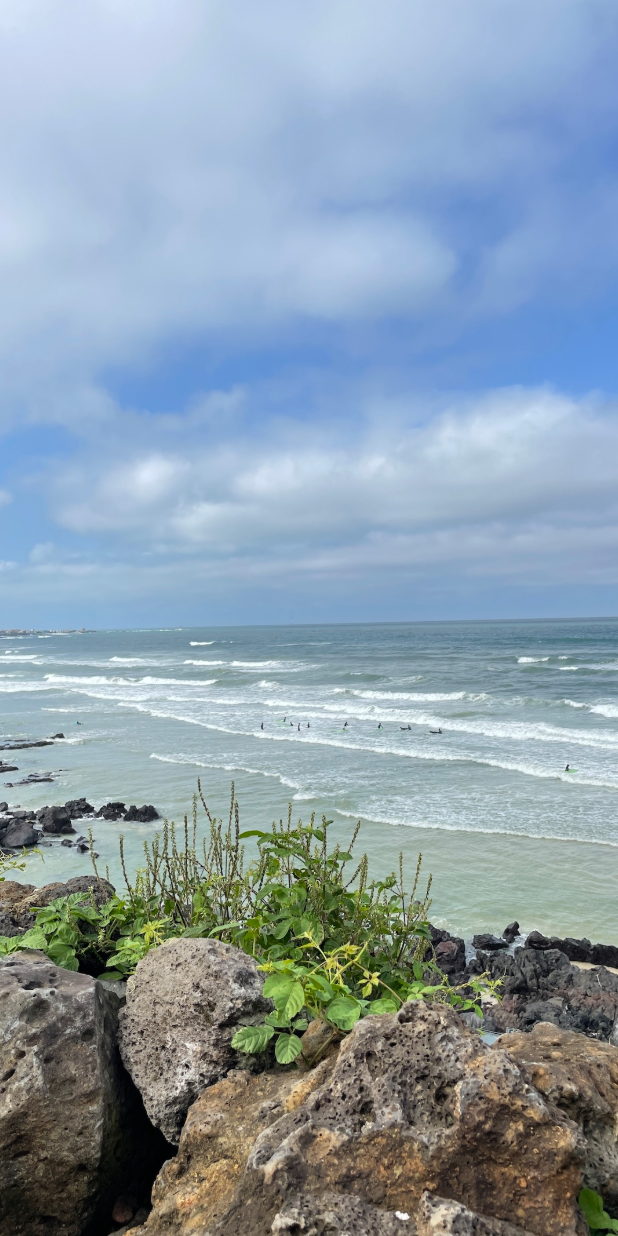
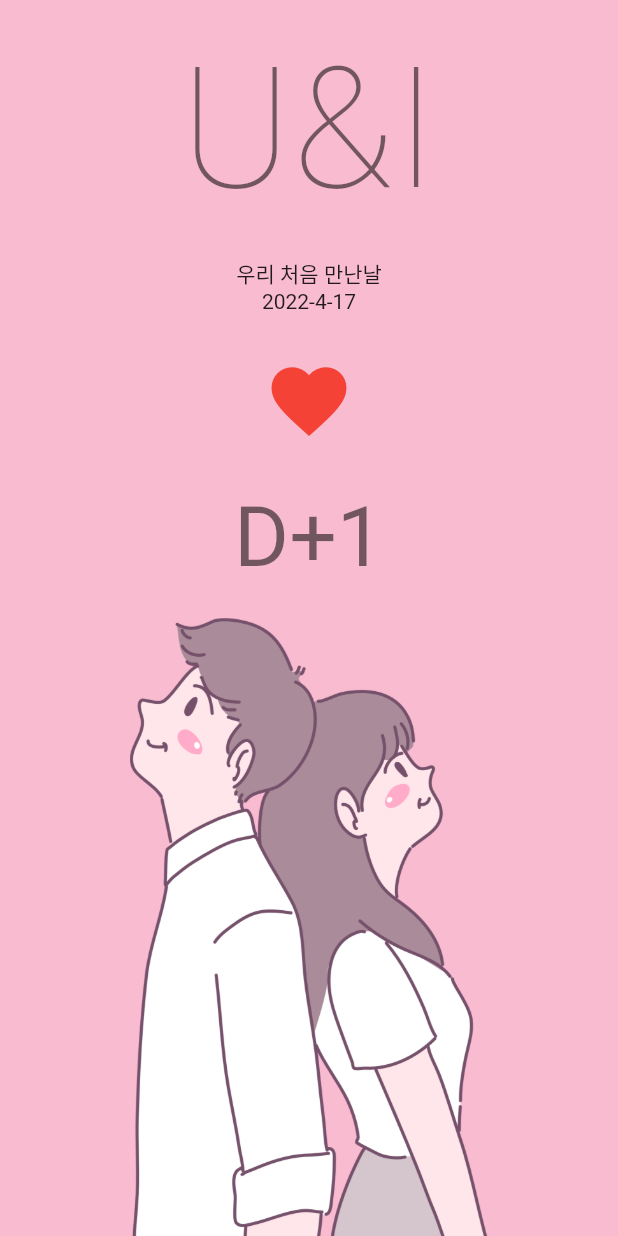
Before and after one commit to kmj980521/flutter_simple_projects, a Flutter app: the screen it shows after launch, on a phone screen of 412 x 824 dp. Run offline on Flutter 3.47's test engine with Material 2 defaults, Android fonts, the phone set to English and light mode, and no system bars; our stand-ins replace webview_flutter.

Commit message:
datePicker

```diff
--- /dev/null
+++ b/lib/ch4_U&I/datePicker.dart
@@ -0,0 +1,118 @@
+import 'package:flutter/cupertino.dart';
+import 'package:flutter/material.dart';
+
+class UAndI extends StatefulWidget {
+  const UAndI({Key? key}) : super(key: key);
+
+  @override
+  State<UAndI> createState() => _UAndIState();
+}
+
+class _UAndIState extends State<UAndI> {
+  DateTime selectedDate = DateTime(
+    DateTime.now().year,
+    DateTime.now().month,
+    DateTime.now().day,
+  );
+  @override
+  Widget build(BuildContext context) {
+    return Scaffold(
+      backgroundColor: Colors.pink[100],
+      body: SafeArea(
+        child: Container(
+          width: MediaQuery.of(context).size.width,
+          child:Column(
+            children: [
+              _TopPart(
+                selectedDate: selectedDate,
+                onPressed: onHeartPressed,
+              ),
+              _BottomPart(),
+            ],
+          ),
+        ),
+      ),
+    );
+  }
+  onHeartPressed(){
+    final DateTime now = DateTime.now();
+      //dialog
+      showCupertinoDialog(context: context, barrierDismissible: true, builder: (BuildContext context){
+        return Align(
+          alignment: Alignment.bottomCenter,
+          child: Container(
+            color: Colors.white,
+            height: 300.0,
+            child: CupertinoDatePicker(
+              mode: CupertinoDatePickerMode.date,
+              initialDateTime: selectedDate, // 초기 Date Time. DatePicker가 처음 실행됐을 때 초기 설정 값
+              maximumDate: DateTime(
+                  now.year,
+                  now.month,
+                  now.day
+              ), //최대 날짜 설정 값
+              onDateTimeChanged: (DateTime date){
+                setState(() {
+                  selectedDate = date;
+                });
+              },
+            ),
+          ),
+        );
+      });
+    }
+}
+
+
+class _TopPart extends StatelessWidget {
+  final DateTime selectedDate;
+  final VoidCallback onPressed;
+
+  _TopPart({required this.selectedDate, required this.onPressed, Key? key}) : super(key:key);
+  @override
+  Widget build(BuildContext context) {
+    final now = DateTime.now();
+    final theme = Theme.of(context);
+    final textTheme = theme.textTheme;
+    return Expanded(
+      child: Column(
+        mainAxisAlignment: MainAxisAlignment.spaceEvenly,
+        children: [
+          Text('U&I',style: theme.textTheme.headline1,),
+          Column(
+            children: [
+              Text('우리 처음 만난날',style:textTheme.bodyText1),
+              Text('${selectedDate.year}-${selectedDate.month}-${selectedDate.day}',style: textTheme.bodyText2,),
+            ],
+          ),
+
+          IconButton(
+            iconSize: 60,
+            onPressed: onPressed,
+            icon: Icon(
+              Icons.favorite,
+              color: Colors.red,
+            ),
+          ),
+          Text('D+${
+            DateTime(
+              now.year,
+              now.month,
+              now.day,
+            ).difference(selectedDate).inDays + 1
+          }',style: textTheme.headline2,)
+        ],
+      ),
+    );
+  }
+}
+
+
+class _BottomPart extends StatelessWidget {
+  const _BottomPart({Key? key}) : super(key: key);
+
+  @override
+  Widget build(BuildContext context) {
+    return Expanded(child: Image.asset('asset/img/middle_image.png',));
+  }
+}
--- a/lib/main.dart
+++ b/lib/main.dart
@@ -4,10 +4,11 @@ import 'package:webview_flutter/webview_flutter.dart';
 import 'ch1_splash_screen/homeScreen.dart';
 import 'ch2_webview/webView.dart';
 import 'ch3_picture_frame/pictureFrame.dart';
+import 'ch4_U&I/datePicker.dart';
 
 void main() {
   runApp(MaterialApp(
     debugShowCheckedModeBanner: false,
-    home: PictureFrame(),
+    home: UAndI(),
   ));
 }
--- a/pubspec.yaml
+++ b/pubspec.yaml
@@ -56,7 +56,9 @@ flutter:
       fonts:
         - asset: asset/font/Sunflower-Light.ttf
         - asset: asset/font/Sunflower-Medium.ttf
+          weight: 500
         - asset: asset/font/Sunflower-Bold.ttf
+          weight: 700
   # To add assets to your application, add an assets section, like this:
   # assets:
   #   - images/a_dot_burr.jpeg
```
Also changed, not shown: lib/ch4_U&I/datePickerThemeMain.dart (added, +34 -0 lines), lib/ch4_U&I/memo.txt (added, +59 -0 lines), asset/font/Parisienne-Regular.ttf (added), asset/font/Sunflower-Bold.ttf (added), asset/font/Sunflower-Light.ttf (added), asset/font/Sunflower-Medium.ttf (added), asset/img/middle_image.png (added).
